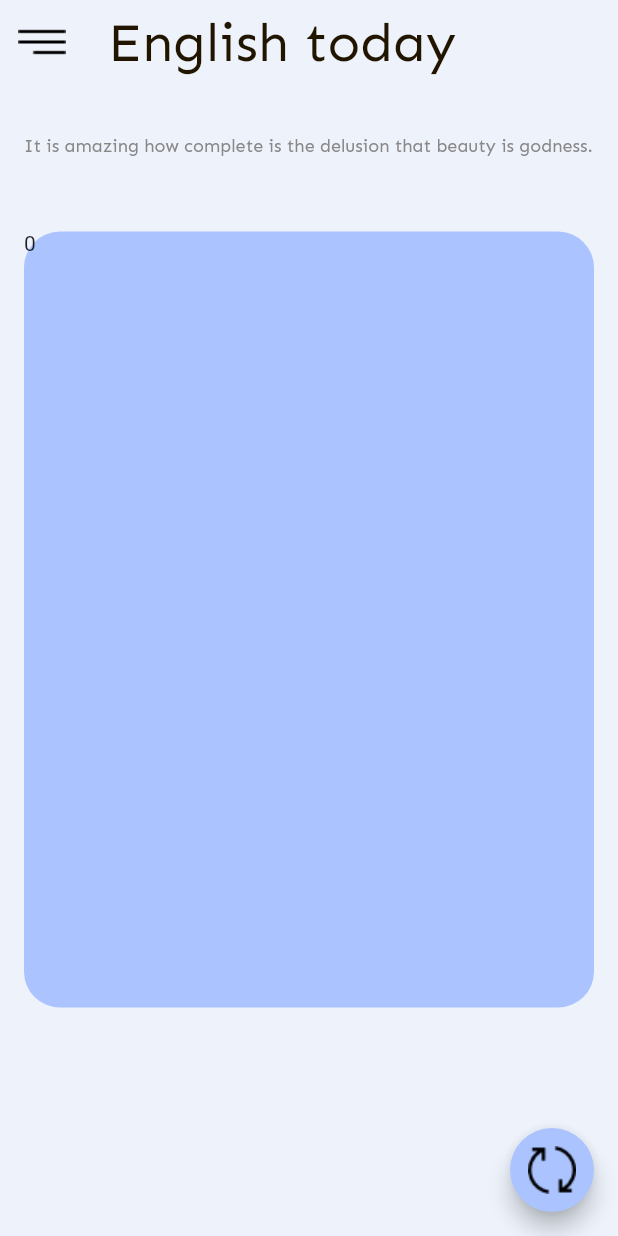
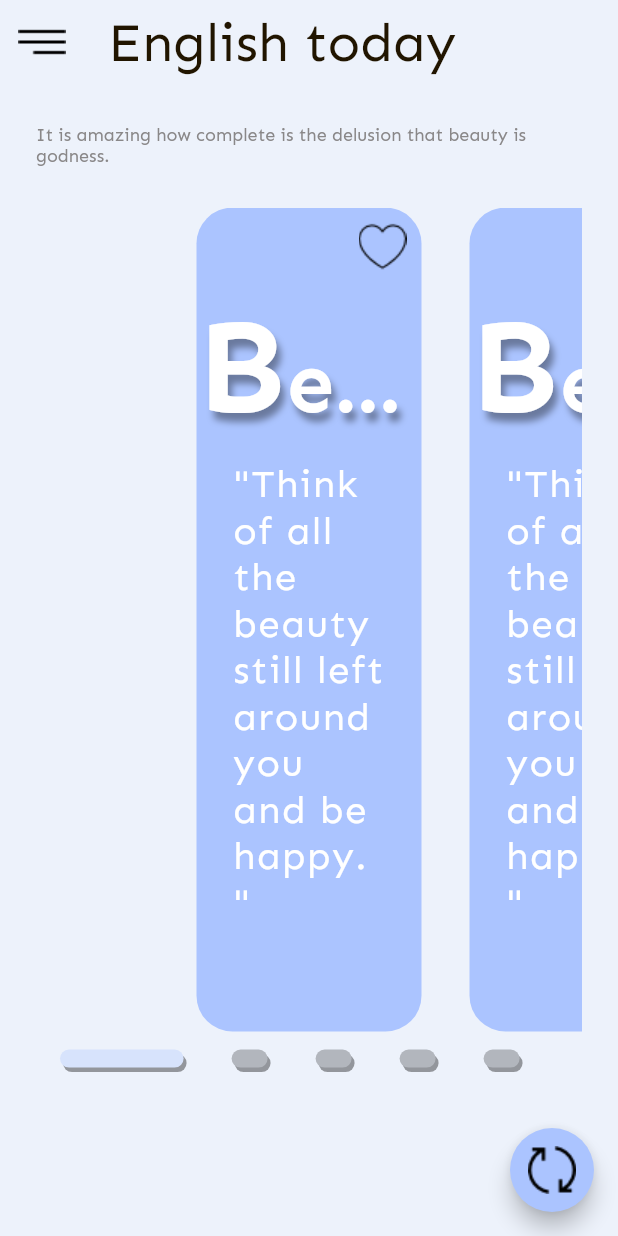
Before and after one commit to ducchungtx/flutter-english-card, a Flutter app: the HomePage screen opened directly, on a phone screen of 412 x 824 dp. Run offline on Flutter 3.47's test engine with Material 2 defaults, Android fonts, the phone set to English and light mode, and no system bars.

Commit message:
Update code home_page

```diff
--- a/lib/pages/home_page.dart
+++ b/lib/pages/home_page.dart
@@ -11,6 +11,15 @@ class HomePage extends StatefulWidget {
 }
 
 class _HomePageState extends State<HomePage> {
+  int _curentIndex = 0;
+  late PageController _pageController;
+
+  @override
+  void initState() {
+    _pageController = PageController(viewportFraction: 0.5);
+    super.initState();
+  }
+
   @override
   Widget build(BuildContext context) {
     Size size = MediaQuery.of(context).size;
@@ -30,11 +39,11 @@ class _HomePageState extends State<HomePage> {
       ),
       body: Container(
         width: double.infinity,
+        margin: const EdgeInsets.symmetric(horizontal: 24),
         child: Column(
           children: <Widget>[
             Container(
               height: size.height * 1 / 10,
-              padding: EdgeInsets.all(16),
               alignment: Alignment.centerLeft,
               child: Text(
                 'It is amazing how complete is the delusion that beauty is godness.',
@@ -45,15 +54,83 @@ class _HomePageState extends State<HomePage> {
             Container(
               height: size.height * 2 / 3,
               child: PageView.builder(
+                  controller: _pageController,
+                  onPageChanged: (index) {
+                    setState(() {
+                      _curentIndex = index;
+                    });
+                  },
                   itemCount: 5,
                   itemBuilder: (context, index) {
                     return Container(
-                        margin: const EdgeInsets.all(16),
-                        decoration: const BoxDecoration(
-                            color: AppColor.primaryColor,
-                            borderRadius:
-                                BorderRadius.all(Radius.circular((24)))),
-                        child: Text('$index'));
+                      margin: const EdgeInsets.symmetric(horizontal: 16),
+                      decoration: const BoxDecoration(
+                          color: AppColor.primaryColor,
+                          borderRadius:
+                              BorderRadius.all(Radius.circular((24)))),
+                      child: Column(
+                        // crossAxisAlignment: CrossAxisAlignment.start,
+                        children: <Widget>[
+                          Container(
+                            alignment: Alignment.centerRight,
+                            child: Container(
+                                margin: const EdgeInsets.symmetric(
+                                    horizontal: 10, vertical: 10),
+                                child: Image.asset(AppAssets.heart)),
+                          ),
+                          RichText(
+                            maxLines: 1,
+                            overflow: TextOverflow.ellipsis,
+                            text: const TextSpan(
+                                text: 'B',
+                                style: TextStyle(
+                                    fontFamily: FontFamily.sen,
+                                    fontSize: 89,
+                                    fontWeight: FontWeight.bold,
+                                    shadows: [
+                                      BoxShadow(
+                                          color: Colors.black38,
+                                          offset: Offset(3, 6),
+                                          blurRadius: 6)
+                                    ]),
+                                children: [
+                                  TextSpan(
+                                      text: 'eautiful',
+                                      style: TextStyle(
+                                          fontFamily: FontFamily.sen,
+                                          fontSize: 56,
+                                          fontWeight: FontWeight.bold,
+                                          shadows: [
+                                            BoxShadow(
+                                                color: Colors.black38,
+                                                offset: Offset(3, 6),
+                                                blurRadius: 6)
+                                          ]))
+                                ]),
+                          ),
+                          Padding(
+                            padding: const EdgeInsets.symmetric(
+                                horizontal: 24, vertical: 10),
+                            child: Text(
+                              '"Think of all the beauty still left around you and be happy."',
+                              style: AppStyles.h4.copyWith(letterSpacing: 1),
+                            ),
+                          ),
+                        ],
+                      ),
+                    );
+                  }),
+            ),
+            Container(
+              height: 12,
+              alignment: Alignment.center,
+              margin: const EdgeInsets.symmetric(vertical: 12),
+              child: ListView.builder(
+                  scrollDirection: Axis.horizontal,
+                  itemCount: 5,
+                  physics: const NeverScrollableScrollPhysics(),
+                  itemBuilder: (context, index) {
+                    return buildIndicator(index == _curentIndex, size);
                   }),
             )
           ],
@@ -66,4 +143,18 @@ class _HomePageState extends State<HomePage> {
       ),
     );
   }
+
+  Widget buildIndicator(bool isActive, Size size) {
+    return Container(
+      height: 8,
+      margin: const EdgeInsets.symmetric(horizontal: 16),
+      width: isActive ? size.width * 1 / 5 : 24,
+      decoration: BoxDecoration(
+          color: isActive ? AppColor.lightBlue : AppColor.lightGrey,
+          borderRadius: const BorderRadius.all(Radius.circular(12)),
+          boxShadow: const [
+            BoxShadow(color: Colors.black38, offset: Offset(2, 3))
+          ]),
+    );
+  }
 }
```
